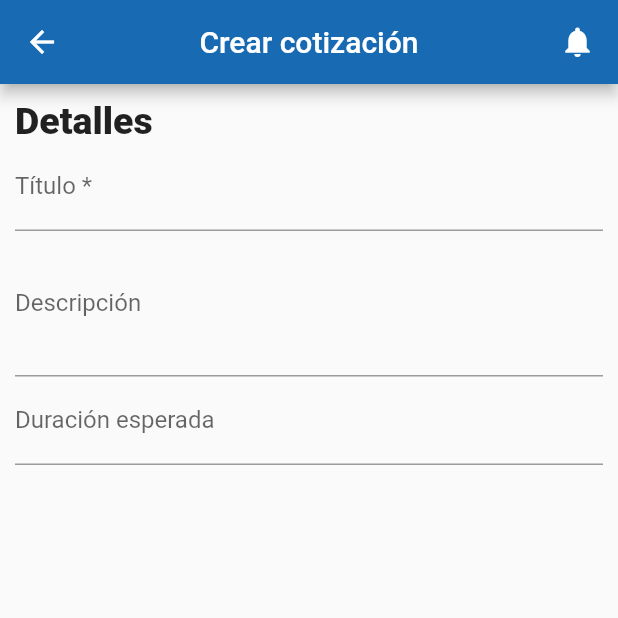
After one commit to JovannyRch/cotizapp, a Flutter app: the screen it shows after launch, after a tap on "Crea tu primera cotización", on a phone screen of 412 x 824 dp, the top half of it. The commit adds this screen. Run offline on Flutter 3.47's test engine with Material 2 defaults, Android fonts, the phone set to English and light mode, and no system bars; our stand-ins replace animate_do, carousel_slider, font_awesome_flutter; network calls fail.

Commit message:
Add: Crear cotización screen

```diff
--- /dev/null
+++ b/lib/screens/cotizaciones/crear_cotizacion.dart
@@ -0,0 +1,64 @@
+import 'package:cotizapp/const/conts.dart';
+import 'package:flutter/material.dart';
+
+class CrearCotizacion extends StatefulWidget {
+  CrearCotizacion({Key key}) : super(key: key);
+
+  @override
+  _CrearCotizacionState createState() => _CrearCotizacionState();
+}
+
+class _CrearCotizacionState extends State<CrearCotizacion> {
+  @override
+  Widget build(BuildContext context) {
+    return Scaffold(
+      appBar: AppBar(
+        backgroundColor: kBaseColor,
+        title: Text("Crear cotización"),
+        centerTitle: true,
+        actions: [
+          Container(
+            padding: EdgeInsets.only(right: 15.0),
+            child: Icon(
+              Icons.notifications,
+            ),
+          )
+        ],
+      ),
+      body: _body(),
+    );
+  }
+
+  Widget _body() {
+    return Container(
+      padding: EdgeInsets.symmetric(horizontal: 10.0, vertical: 10.0),
+      child: Column(
+        crossAxisAlignment: CrossAxisAlignment.start,
+        children: [
+          _title("Detalles"),
+          TextField(
+            decoration: InputDecoration(labelText: "Título *"),
+          ),
+          TextField(
+            minLines: 3,
+            maxLines: 5,
+            decoration: InputDecoration(labelText: "Descripción"),
+          ),
+          TextField(
+            decoration: InputDecoration(labelText: "Duración esperada"),
+          ),
+        ],
+      ),
+    );
+  }
+
+  Widget _title(String text) {
+    return Text(
+      text,
+      style: TextStyle(
+        fontWeight: FontWeight.w800,
+        fontSize: 25.0,
+      ),
+    );
+  }
+}
--- a/lib/screens/home_screen.dart
+++ b/lib/screens/home_screen.dart
@@ -1,4 +1,5 @@
 import 'package:animate_do/animate_do.dart';
+import 'package:cotizapp/screens/cotizaciones/crear_cotizacion.dart';
 import 'package:cotizapp/widgets/fat_button.dart';
 import 'package:cotizapp/widgets/headers_screen.dart';
 import 'package:flutter/material.dart';
@@ -9,43 +10,20 @@ class ItemBoton {
   final String texto;
   final Color color1;
   final Color color2;
+  final Function onTap;
 
-  ItemBoton(this.icon, this.texto, this.color1, this.color2);
+  ItemBoton(this.icon, this.texto, this.color1, this.color2, this.onTap);
 }
 
-class HomeScreen extends StatelessWidget {
-  final items = <ItemBoton>[
-    new ItemBoton(
-      FontAwesomeIcons.toolbox,
-      'Crea tu primera cotización',
-      Color(0xff6989F5),
-      Color(0xff906EF5),
-    ),
-    new ItemBoton(
-      FontAwesomeIcons.plus,
-      'Crea tu primer proyecto',
-      Color(0xff66A9F2),
-      Color(0xff536CF6),
-    ),
-    new ItemBoton(
-      FontAwesomeIcons.user,
-      'Revisa tu perfil',
-      Color(0xffF2D572),
-      Color(0xffE06AA3),
-    ),
-    new ItemBoton(
-      FontAwesomeIcons.biking,
-      'Visita tu perfil en línea',
-      Color(0xff317183),
-      Color(0xff46997D),
-    ),
-    new ItemBoton(
-      FontAwesomeIcons.cashRegister,
-      'Coonce más sobre pagos en línea',
-      Color(0xff6989F5),
-      Color(0xff906EF5),
-    ),
-  ];
+class HomeScreen extends StatefulWidget {
+  @override
+  _HomeScreenState createState() => _HomeScreenState();
+}
+
+class _HomeScreenState extends State<HomeScreen> {
+  BuildContext _context;
+
+  List<ItemBoton> items = <ItemBoton>[];
 
   List<Widget> botones() {
     return this
@@ -59,13 +37,69 @@ class HomeScreen extends StatelessWidget {
                 color2: e.color2,
                 titulo: e.texto,
                 icon: e.icon,
+                onTap: () {
+                  e.onTap();
+                },
               ),
             ))
         .toList();
   }
 
   @override
+  void initState() {
+    this.items = [
+      new ItemBoton(
+        FontAwesomeIcons.toolbox,
+        'Crea tu primera cotización',
+        Color(0xff6989F5),
+        Color(0xff906EF5),
+        () {
+          Navigator.push(
+            _context,
+            MaterialPageRoute(builder: (context) => CrearCotizacion()),
+          );
+        },
+      ),
+      new ItemBoton(
+        FontAwesomeIcons.plus,
+        'Crea tu primer proyecto',
+        Color(0xff66A9F2),
+        Color(0xff536CF6),
+        () {},
+      ),
+      new ItemBoton(
+        FontAwesomeIcons.user,
+        'Revisa tu perfil',
+        Color(0xffF2D572),
+        Color(0xffE06AA3),
+        () {
+          Navigator.push(
+            _context,
+            MaterialPageRoute(builder: (context) => CrearCotizacion()),
+          );
+        },
+      ),
+      new ItemBoton(
+        FontAwesomeIcons.biking,
+        'Visita tu perfil en línea',
+        Color(0xff317183),
+        Color(0xff46997D),
+        () {},
+      ),
+      new ItemBoton(
+        FontAwesomeIcons.cashRegister,
+        'Coonce más sobre pagos en línea',
+        Color(0xff6989F5),
+        Color(0xff906EF5),
+        () {},
+      )
+    ];
+    super.initState();
+  }
+
+  @override
   Widget build(BuildContext context) {
+    _context = context;
     return Scaffold(
       body: Stack(
         children: [
--- a/lib/widgets/fat_button.dart
+++ b/lib/widgets/fat_button.dart
@@ -6,11 +6,14 @@ class BotonGordo extends StatelessWidget {
   final Color color2;
   final String titulo;
   final IconData icon;
-  BotonGordo({this.color1, this.color2, this.titulo, this.icon});
+  final Function onTap;
+  BotonGordo({this.color1, this.color2, this.titulo, this.icon, this.onTap});
 
   @override
   Widget build(BuildContext context) {
-    return Stack(
+    return GestureDetector(
+      onTap: onTap,
+      child: Stack(
         children: <Widget>[
           _BotonGordoBackground(
             color1: color1,
@@ -49,6 +52,7 @@ class BotonGordo extends StatelessWidget {
             )
           ]),
         ],
+      ),
     );
   }
 }
```
Lines whose indentation alone changed are shown as unchanged.
